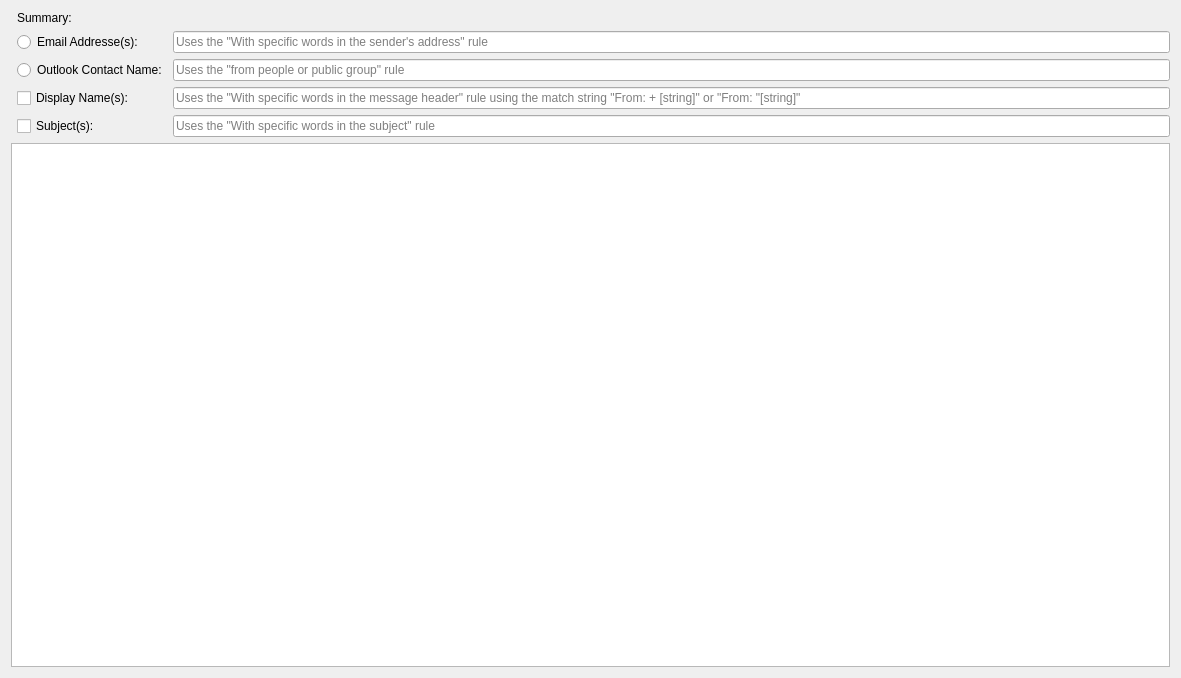
towel42-com/RulesMaker, file MainWindow/FilterFromEmailView.ui: the form before one commit.
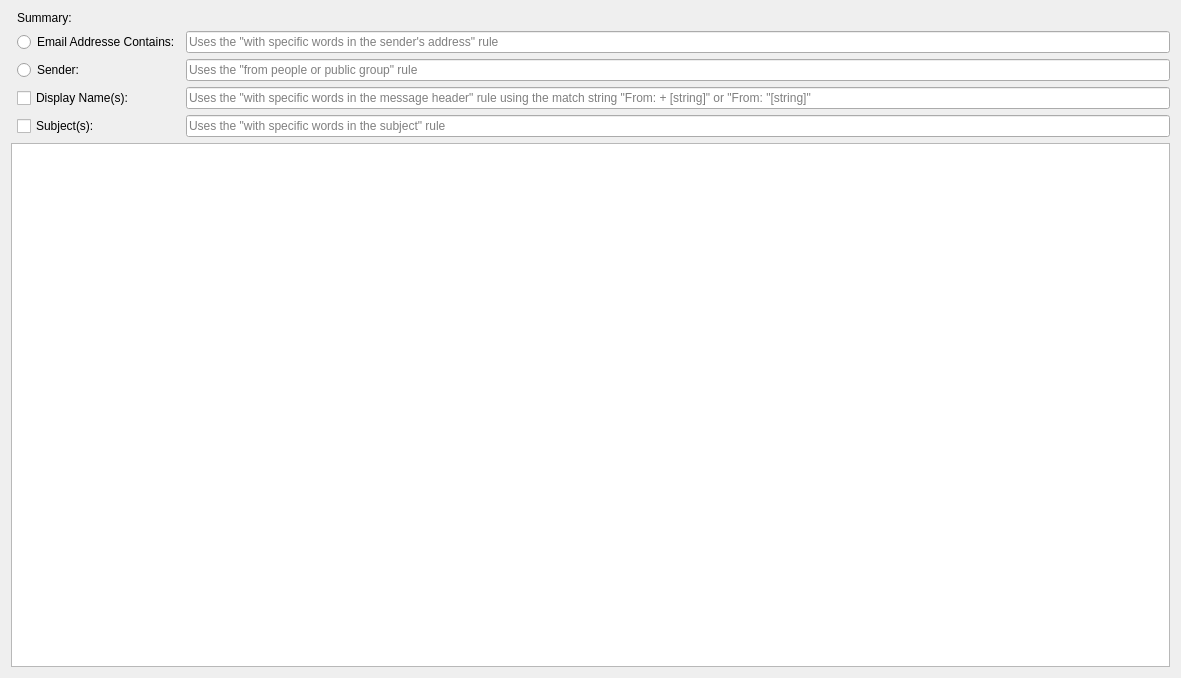
The form after the commit.

Commit message: Support for Sender as well as from filters

Patch:
```diff
--- a/MainWindow/FilterFromEmailView.ui
+++ b/MainWindow/FilterFromEmailView.ui
@@ -20,7 +20,7 @@
       <bool>true</bool>
      </property>
      <property name="placeholderText">
-      <string>Uses the &quot;With specific words in the subject&quot; rule</string>
+      <string>Uses the &quot;with specific words in the subject&quot; rule</string>
      </property>
     </widget>
    </item>
@@ -66,7 +66,7 @@
       <bool>true</bool>
      </property>
      <property name="placeholderText">
-      <string>Uses the &quot;With specific words in the message header&quot; rule using the match string &quot;From: + [string]&quot; or &quot;From: &quot;[string]&quot;</string>
+      <string>Uses the &quot;with specific words in the message header&quot; rule using the match string &quot;From: + [string]&quot; or &quot;From: &quot;[string]&quot;</string>
      </property>
     </widget>
    </item>
@@ -76,7 +76,7 @@
       <bool>true</bool>
      </property>
      <property name="placeholderText">
-      <string>Uses the &quot;With specific words in the sender's address&quot; rule</string>
+      <string>Uses the &quot;with specific words in the sender's address&quot; rule</string>
      </property>
     </widget>
    </item>
@@ -106,7 +106,7 @@
       <string>Uses the &quot;from people or public group&quot; rule</string>
      </property>
      <property name="text">
-      <string>Outlook Contact Name:</string>
+      <string>Sender:</string>
      </property>
     </widget>
    </item>
@@ -116,7 +116,7 @@
       <string>Uses the &quot;With specific words in the sender's address&quot; rule</string>
      </property>
      <property name="text">
-      <string>Email Addresse(s):</string>
+      <string>Email Addresse Contains:</string>
      </property>
      <property name="checked">
       <bool>false</bool>
```
Left out of the diff: 8 changed lines with no effect on the pictures. The commit also changes 28 other files.
